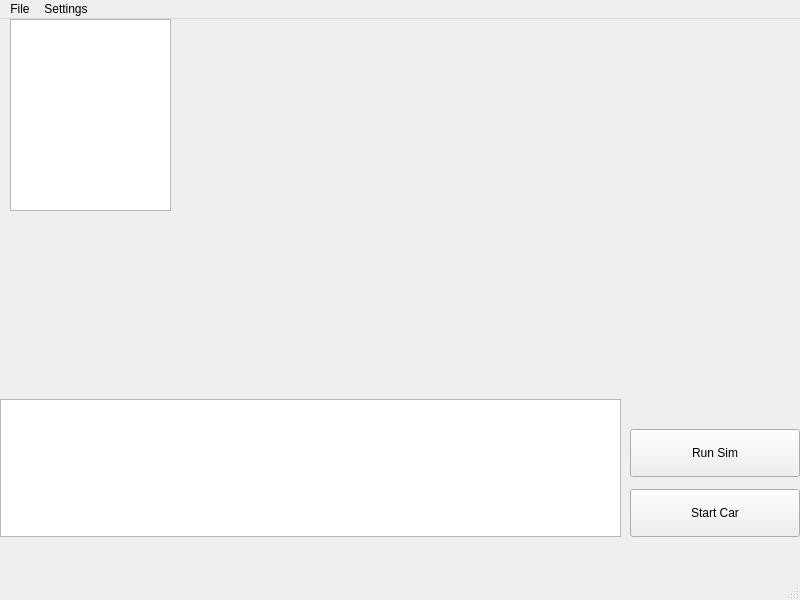
The window that CodeBase/MainWindowTest1.ui (jaw566/Capstone) describes before a commit, drawn with Qt 5.
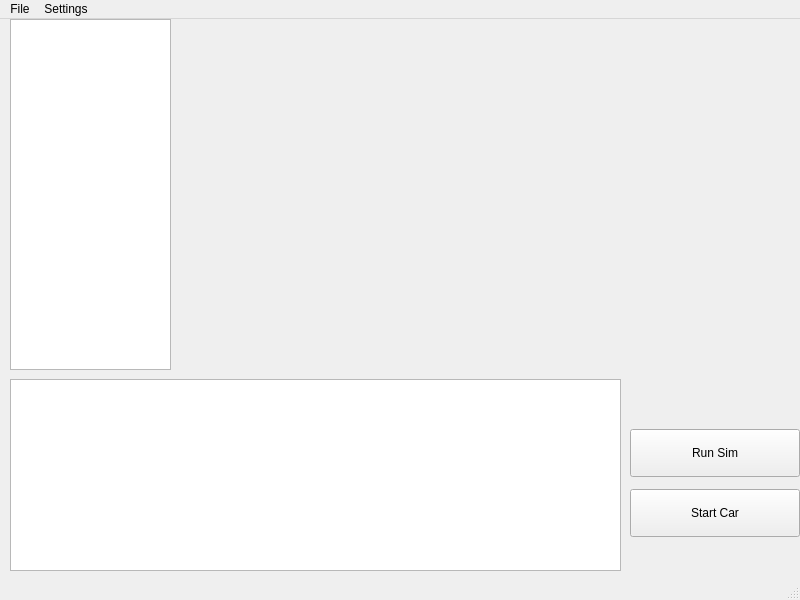
The same window after the commit.

Diff of the .ui file:
```diff
--- a/CodeBase/MainWindowTest1.ui
+++ b/CodeBase/MainWindowTest1.ui
@@ -20,7 +20,7 @@
       <x>10</x>
       <y>0</y>
       <width>161</width>
-      <height>192</height>
+      <height>351</height>
      </rect>
     </property>
    </widget>
@@ -50,13 +50,13 @@
      <string>Run Sim</string>
     </property>
    </widget>
-   <widget class="QPlainTextEdit" name="plainTextEditLogger">
+   <widget class="QTextBrowser" name="logBrowser">
     <property name="geometry">
      <rect>
-      <x>0</x>
-      <y>380</y>
-      <width>621</width>
-      <height>138</height>
+      <x>10</x>
+      <y>360</y>
+      <width>611</width>
+      <height>192</height>
      </rect>
     </property>
    </widget>
```
Left out of the diff: 8 changed lines with no effect on the pictures.
